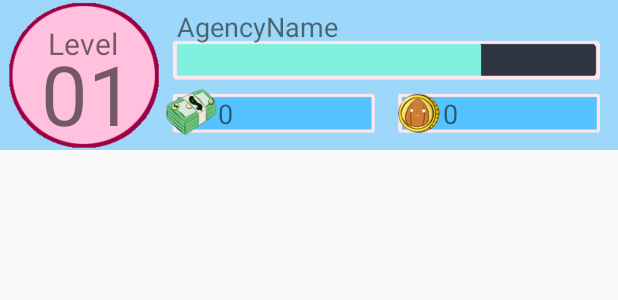
After one commit to ringating/idleidols, an Android app: the layout header_fragment.xml on its own in the app's theme, with its tools: preview values and no code run, on a phone screen of 412 x 824 dp. The commit adds this screen. Shown: the top 300 px of the screen. Run offline under Robolectric (Android 15) with nearby library versions, the light colour scheme and no system bars.

Commit message:
100% of the Header is now a fragment. The increasing stuff still works too!

```diff
--- /dev/null
+++ b/app/src/main/res/layout/header_fragment.xml
@@ -0,0 +1,52 @@
+<?xml version="1.0" encoding="utf-8"?>
+<RelativeLayout xmlns:android="http://schemas.android.com/apk/res/android"
+    android:orientation="vertical" android:layout_width="match_parent"
+    android:layout_height="100dp"
+    android:background="@drawable/header">
+
+    <TextView
+        android:id="@+id/currency"
+        android:layout_width="wrap_content"
+        android:layout_height="wrap_content"
+        android:layout_marginTop="63dp"
+        android:layout_marginLeft="145dp"
+        android:text="0"
+        android:textSize="18sp"/>
+
+    <TextView
+        android:id="@+id/seed"
+        android:layout_width="wrap_content"
+        android:layout_height="wrap_content"
+        android:layout_marginLeft="295dp"
+        android:layout_marginTop="63dp"
+        android:text="0"
+        android:textSize="18sp" />
+
+    <TextView
+        android:layout_width="wrap_content"
+        android:layout_height="wrap_content"
+        android:layout_marginLeft="32dp"
+        android:layout_marginTop="15dp"
+        android:text="Level"
+        android:textSize="20sp"/>
+
+    <TextView
+        android:id="@+id/level"
+        android:layout_width="wrap_content"
+        android:layout_height="wrap_content"
+        android:layout_marginLeft="27dp"
+        android:layout_marginTop="25dp"
+        android:gravity="center"
+        android:text="01"
+        android:textSize="55sp" />
+
+    <TextView
+        android:id="@+id/agencyName"
+        android:layout_width="wrap_content"
+        android:layout_height="wrap_content"
+        android:layout_marginLeft="118dp"
+        android:layout_marginTop="5dp"
+        android:text="AgencyName"
+        android:textSize="18sp"/>
+
+</RelativeLayout>
```
Also changed, not shown: app/src/main/java/com/example/myapplication/HeaderFragment.java (added, +19 -0 lines), app/src/main/res/layout/activity_main.xml (+6 -51 lines).
